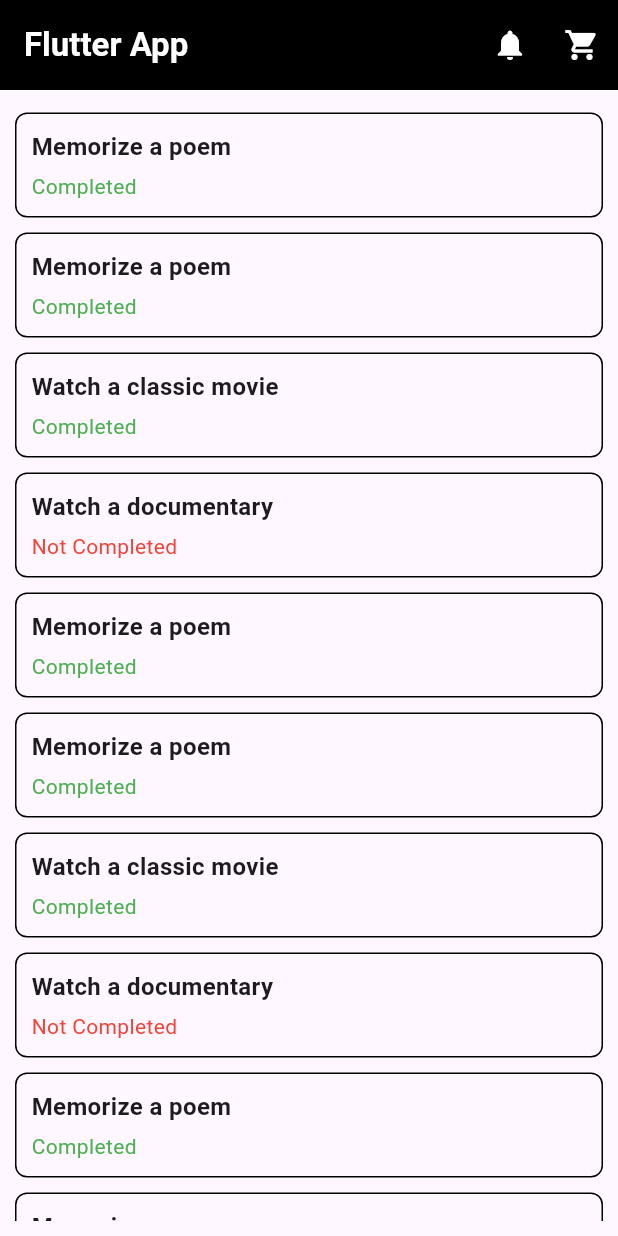
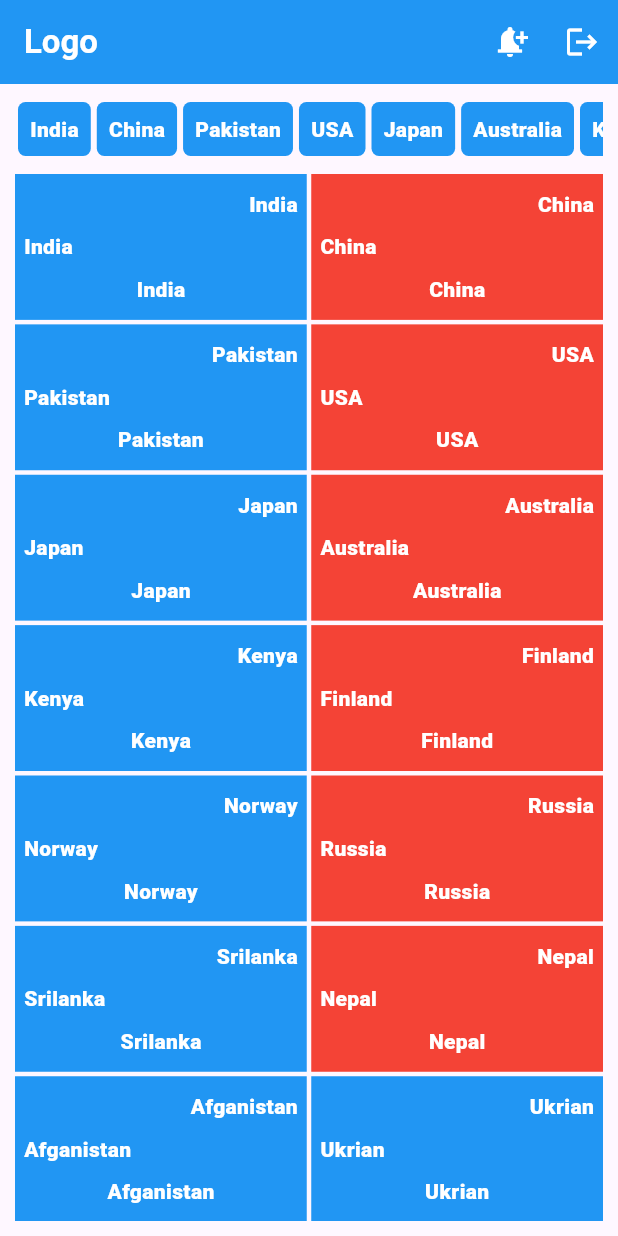
Before and after one commit to venkata-hari/Flutter-GridViewBulider, a Flutter app: the screen it shows after launch, on a phone screen of 412 x 824 dp. Run offline on Flutter 3.47's test engine with Material 3 defaults, Android fonts, the phone set to English and light mode, and no system bars.

Commit message:
first commit

```diff
--- a/lib/Home.dart
+++ b/lib/Home.dart
@@ -1,14 +1,14 @@
 import 'package:flutter/material.dart';
+
 class Home extends StatelessWidget {
-  const Home({super.key});
-  @override
   Widget build(BuildContext context) {
     return Scaffold(
       appBar: AppBar(
         title: Text(
-          'Flutter App',
+          'Logo',
           style: TextStyle(color: Colors.white, fontWeight: FontWeight.bold),
         ),
+        backgroundColor: Colors.blue,
         actions: [
           IconButton(
             onPressed: () {
@@ -16,95 +16,143 @@ class Home extends StatelessWidget {
                 context: context,
                 builder: (context) {
                   return AlertDialog(
-                    title: Text('Notifications'),
-                    content: Text('You have 3 Notifications'),
+                    title: Text('Notification'),
+                    content: Text('You have 5 Notifications'),
                     actions: [
                       TextButton(
                         onPressed: () {
                           Navigator.pop(context);
                         },
-                        child: Text('Close'),
+                        child: Container(
+                          padding: EdgeInsets.all(8),
+                          decoration: BoxDecoration(
+                            color: Colors.blue,
+                            borderRadius: BorderRadius.circular(5),
+                          ),
+                          child: Text(
+                            'Close',
+                            style: TextStyle(color: Colors.white),
+                          ),
+                        ),
                       ),
                     ],
                   );
                 },
               );
             },
-            icon: Icon(Icons.notifications, color: Colors.white),
+
+            icon: Icon(Icons.notification_add, color: Colors.white),
           ),
           IconButton(
             onPressed: () {},
-            icon: Icon(Icons.shopping_cart, color: Colors.white),
+            icon: Icon(Icons.logout, color: Colors.white),
           ),
         ],
-        toolbarHeight: 60,
-        backgroundColor: Colors.black,
       ),
-      body: HomeBody(),
+      body: Body(),
     );
   }
 }
 
-class HomeBody extends StatelessWidget {
+class Body extends StatelessWidget {
   @override
   var data = [
-    {"id": 1, "todo": "Memorize a poem", "completed": true, "userId": 13},
-    {"id": 2, "todo": "Memorize a poem", "completed": true, "userId": 13},
-    {"id": 3, "todo": "Watch a classic movie", "completed": true, "userId": 68},
-    {"id": 4, "todo": "Watch a documentary", "completed": false, "userId": 84},
-    {"id": 5, "todo": "Memorize a poem", "completed": true, "userId": 13},
-    {"id": 6, "todo": "Memorize a poem", "completed": true, "userId": 13},
-    {"id": 7, "todo": "Watch a classic movie", "completed": true, "userId": 68},
-    {"id": 8, "todo": "Watch a documentary", "completed": false, "userId": 84},
-    {"id": 9, "todo": "Memorize a poem", "completed": true, "userId": 13},
-    {"id": 10, "todo": "Memorize a poem", "completed": true, "userId": 13},
-    {
-      "id": 11,
-      "todo": "Watch a classic movie",
-      "completed": true,
-      "userId": 68,
-    },
-    {"id": 12, "todo": "Watch a documentary", "completed": false, "userId": 84},
+    {'id': 1, 'name': 'India'},
+    {'id': 2, 'name': 'China'},
+    {'id': 3, 'name': 'Pakistan'},
+    {'id': 4, 'name': 'USA'},
+    {'id': 5, 'name': 'Japan'},
+    {'id': 6, 'name': 'Australia'},
+    {'id': 7, 'name': 'Kenya'},
+    {'id': 8, 'name': 'Finland'},
+    {'id': 9, 'name': 'Norway'},
+    {'id': 10, 'name': 'Russia'},
+    {'id': 11, 'name': 'Srilanka'},
+    {'id': 12, 'name': 'Nepal'},
+    {'id': 13, 'name': 'Afganistan'},
+    {'id': 9, 'name': 'Ukrian'},
   ];
   Widget build(BuildContext context) {
     return Padding(
       padding: EdgeInsets.all(10),
-      child: SizedBox(
-        // Adjust based on available space
+      child: Column(
+        children: [
+          SizedBox(
+            height: 40,
             child: ListView.builder(
+              scrollDirection: Axis.horizontal,
               itemCount: data.length,
-          itemBuilder: (context, index) {
-            var item = data[index];
-            return Container(
-              key: ValueKey(item['id']),
-              width: double.infinity,
-              padding: EdgeInsets.all(10),
-              margin: EdgeInsets.symmetric(vertical: 5),
+              itemBuilder:
+                  (context, index) => Container(
+                    padding: EdgeInsets.all(8),
                     decoration: BoxDecoration(
-                border: Border.all(color: Colors.black),
-                borderRadius: BorderRadius.circular(8),
+                      color: Colors.blue,
+                      borderRadius: BorderRadius.circular(5),
                     ),
-              child: Column(
-                crossAxisAlignment: CrossAxisAlignment.start,
+                    margin: EdgeInsets.all(2),
+                    child: Row(
                       children: [
                         Text(
-                    item['todo'] as String,
-                    style: TextStyle(fontSize: 16, fontWeight: FontWeight.bold),
+                          data[index]['name'] as String,
+                          style: TextStyle(
+                            fontWeight: FontWeight.w800,
+                            color: Colors.white,
                           ),
-                  SizedBox(height: 5),
-                  Text(
-                    item['completed'] as bool ? 'Completed' : 'Not Completed',
+                        ),
+                      ],
+                    ),
+                  ),
+            ),
+          ),
+          SizedBox(height: 10),
+          Expanded(
+            child: GridView.builder(
+              gridDelegate: SliverGridDelegateWithFixedCrossAxisCount(
+                crossAxisSpacing: 3,
+                mainAxisSpacing: 3,
+                childAspectRatio: 2,
+                crossAxisCount: 2,
+              ),
+              itemCount: data.length,
+              itemBuilder:
+                  (context, index) => Container(
+                    padding: EdgeInsets.all(6),
+                    decoration: BoxDecoration(color: ((data[index]['id'] as int) % 2 != 0 )? Colors.blue : Colors.red),
+                    child: Column(
+                   crossAxisAlignment:CrossAxisAlignment.stretch,
+                   mainAxisAlignment: MainAxisAlignment.spaceBetween,
+                      children: [
+                        Expanded(
+                          child:Align(
+                            alignment: Alignment.centerRight,
+                          child:Text(
+                            data[index]['name'] as String,
                             style: TextStyle(
-                      color:
-                          item['completed'] as bool ? Colors.green : Colors.red,
+                              fontWeight: FontWeight.w900,
+                              color: Colors.white,
+                            ),
+                          ))),
+                          Expanded(child:Align(
+                            alignment: Alignment.centerLeft,
+                          child:Text(data[index]['name'] as String,
+                            style: TextStyle(
+                              fontWeight: FontWeight.w900,
+                              color: Colors.white,
+                            ),))),
+                           Expanded(child:Align(
+                          alignment:Alignment.center,
+                          child:Text(data[index]['name'] as String,
+                            style: TextStyle(
+                              fontWeight: FontWeight.w900,
+                              color: Colors.white,
+                            ),))),
+                      ],
+                    ),
+                  ),
             ),
           ),
         ],
       ),
     );
-          },
-        ),
-      ),
-    );
   }
 }
--- a/lib/main.dart
+++ b/lib/main.dart
@@ -1,16 +1,15 @@
 import 'package:flutter/material.dart';
 import 'package:my_flutter_app/Home.dart';
-
-void main() {
+void main(){
   runApp(MyApp());
 }
+class MyApp extends StatelessWidget {
 
-class MyApp extends StatelessWidget {
   @override
-
   Widget build(BuildContext context) {
     return MaterialApp(
       debugShowCheckedModeBanner: false,
-      home: Home());
+      home:Home()
+    );
   }
 }
```
Lines whose indentation alone changed are shown as unchanged.
